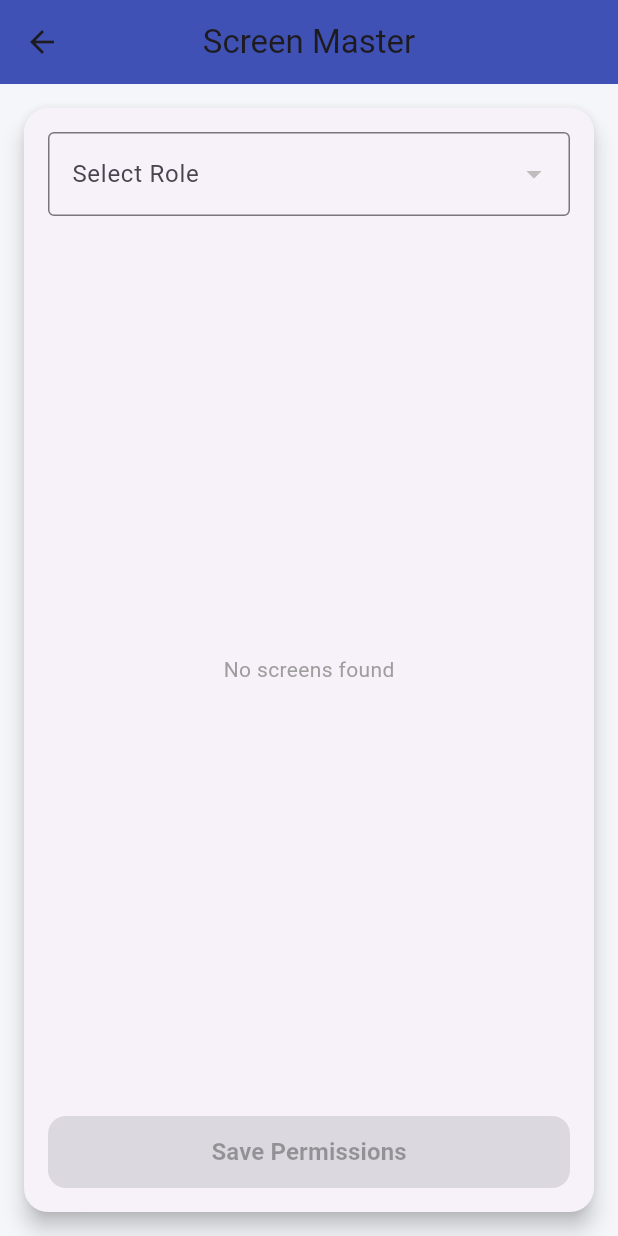
After one commit to LearnWithRehan/CMSAPPFLUTTER, a Flutter app: the ScreenMasterScreen screen opened directly, on a phone screen of 412 x 824 dp. The commit adds this screen. Run offline on Flutter 3.47's test engine with Material 3 defaults, Android fonts, the phone set to English and light mode, and no system bars; our stand-ins replace fl_chart, shared_preferences; accounts and stored records are empty; network calls fail; statements that could not run were skipped.

Commit message:
worikng screen master

```diff
--- /dev/null
+++ b/lib/models/RoleItemModel.dart
@@ -0,0 +1,16 @@
+class RoleItem {
+  final String roleId;
+  final String roleName;
+
+  RoleItem({required this.roleId, required this.roleName});
+
+  factory RoleItem.fromJson(Map<String, dynamic> json) {
+    return RoleItem(
+      roleId: json['role_id'].toString(),
+      roleName: json['role_name'] ?? '',
+    );
+  }
+
+  @override
+  String toString() => roleName;
+}
--- /dev/null
+++ b/lib/models/SavePermissionRequest.dart
@@ -0,0 +1,15 @@
+import 'ScreenPermissionModel.dart';
+
+class SavePermissionRequest {
+  final String plantCode;
+  final String roleId;
+  final List<ScreenPermissionModel> screens;
+
+  SavePermissionRequest(this.plantCode, this.roleId, this.screens);
+
+  Map<String, dynamic> toJson() => {
+    "plantCode": plantCode,
+    "roleId": roleId,
+    "screens": screens.map((e) => e.toJson()).toList(),
+  };
+}
--- /dev/null
+++ b/lib/models/ScreenMasterModel.dart
@@ -0,0 +1,18 @@
+class ScreenMasterModel {
+  final String screenId;
+  final String screenName;
+  bool isChecked;
+
+  ScreenMasterModel({
+    required this.screenId,
+    required this.screenName,
+    this.isChecked = false,
+  });
+
+  factory ScreenMasterModel.fromJson(Map<String, dynamic> json) {
+    return ScreenMasterModel(
+      screenId: json['screenId'].toString(),
+      screenName: json['screenName'].toString(),
+    );
+  }
+}
--- /dev/null
+++ b/lib/models/ScreenPermissionModel.dart
@@ -0,0 +1,11 @@
+class ScreenPermissionModel {
+  final String screenId;
+  final String screenName;
+
+  ScreenPermissionModel(this.screenId, this.screenName);
+
+  Map<String, dynamic> toJson() => {
+    "screenId": screenId,
+    "screenName": screenName,
+  };
+}
--- /dev/null
+++ b/lib/screens/screen_master_screen.dart
@@ -0,0 +1,218 @@
+import 'package:flutter/material.dart';
+import 'package:shared_preferences/shared_preferences.dart';
+
+import 'package:canemanagementsystem/core/api/api_service.dart';
+import '../models/RoleItem.dart';
+import '../models/ScreenMasterModel.dart';
+import '../models/ScreenPermissionModel.dart';
+import '../models/SavePermissionRequest.dart';
+
+class ScreenMasterScreen extends StatefulWidget {
+  const ScreenMasterScreen({super.key});
+
+  @override
+  State<ScreenMasterScreen> createState() => _ScreenMasterScreenState();
+}
+
+class _ScreenMasterScreenState extends State<ScreenMasterScreen> {
+  String plantCode = "";
+  int? selectedRoleId;
+
+
+  List<RoleItem> roleList = [];
+  List<ScreenMasterModel> screenList = [];
+
+  bool isLoading = false;
+
+  @override
+  void initState() {
+    super.initState();
+    _initData();
+  }
+
+  /// 🔹 Load plant code & roles
+  Future<void> _initData() async {
+    final sp = await SharedPreferences.getInstance();
+    plantCode = sp.getString("PLANT_CODE") ?? "";
+
+    roleList = await ApiService.getUserRoles(plantCode);
+
+    setState(() {});
+  }
+
+  /// 🔹 Load screens + permissions (ANDROID STYLE FLOW)
+  Future<void> _loadScreens(String roleId) async {
+    setState(() {
+      isLoading = true;
+      screenList.clear();
+    });
+
+    // 1️⃣ Load all screens
+    final screens = await ApiService.getScreenMaster(plantCode);
+
+    // 2️⃣ Load allowed screens for role
+    final allowedScreens =
+    await ApiService.getRoleScreenPermission(plantCode, roleId);
+
+    // 3️⃣ Apply permission
+    for (var s in screens) {
+      final id = int.tryParse(s.screenId);
+      s.isChecked = id != null && allowedScreens.contains(id);
+    }
+
+    setState(() {
+      screenList = screens;
+      isLoading = false;
+    });
+  }
+
+  /// 🔹 Save permission
+  Future<void> _savePermission() async {
+    final selectedScreens = screenList
+        .where((e) => e.isChecked)
+        .map(
+          (e) => ScreenPermissionModel(
+        e.screenId,
+        e.screenName,
+      ),
+    )
+        .toList();
+
+    if (selectedScreens.isEmpty) {
+      ScaffoldMessenger.of(context).showSnackBar(
+        const SnackBar(content: Text("Select at least one screen")),
+      );
+      return;
+    }
+
+    final msg = await ApiService.savePermission(
+      SavePermissionRequest(
+        plantCode,
+        selectedRoleId! as String,
+        selectedScreens,
+      ),
+    );
+
+    ScaffoldMessenger.of(context)
+        .showSnackBar(SnackBar(content: Text(msg)));
+  }
+
+  @override
+  Widget build(BuildContext context) {
+    return Scaffold(
+      backgroundColor: const Color(0xFFF5F6FA),
+      appBar: AppBar(
+        title: const Text("Screen Master"),
+        backgroundColor: Colors.indigo,
+        centerTitle: true,
+      ),
+      body: Center(
+        child: ConstrainedBox(
+          constraints: const BoxConstraints(maxWidth: 600),
+          child: Card(
+            margin: const EdgeInsets.all(16),
+            elevation: 6,
+            shape: RoundedRectangleBorder(
+              borderRadius: BorderRadius.circular(16),
+            ),
+            child: Padding(
+              padding: const EdgeInsets.all(16),
+              child: Column(
+                children: [
+                  /// 🔽 ROLE DROPDOWN
+                  DropdownButtonFormField<RoleItem>(
+                    decoration: const InputDecoration(
+                      labelText: "Select Role",
+                      border: OutlineInputBorder(),
+                    ),
+                    items: roleList
+                        .map(
+                          (role) => DropdownMenuItem<RoleItem>(
+                        value: role,
+                        child: Text(role.roleName),
+                      ),
+                    )
+                        .toList(),
+                      onChanged: (role) {
+                        selectedRoleId = role?.roleId;
+
+                        if (selectedRoleId != null) {
+                          _loadScreens(selectedRoleId!.toString());
+                        }
+                      }
+
+                  ),
+
+                  const SizedBox(height: 16),
+
+                  /// 📋 SCREEN LIST
+                  Expanded(
+                    child: isLoading
+                        ? const Center(
+                      child: CircularProgressIndicator(),
+                    )
+                        : screenList.isEmpty
+                        ? const Center(
+                      child: Text(
+                        "No screens found",
+                        style: TextStyle(color: Colors.grey),
+                      ),
+                    )
+                        : ListView.builder(
+                      itemCount: screenList.length,
+                      itemBuilder: (_, i) {
+                        final item = screenList[i];
+                        return Card(
+                          margin:
+                          const EdgeInsets.symmetric(vertical: 4),
+                          child: CheckboxListTile(
+                            title: Text(
+                              "${item.screenName} (${item.screenId})",
+                            ),
+                            value: item.isChecked,
+                            activeColor: Colors.indigo,
+                            onChanged: (v) {
+                              setState(() {
+                                item.isChecked = v ?? false;
+                              });
+                            },
+                          ),
+                        );
+                      },
+                    ),
+                  ),
+
+                  const SizedBox(height: 12),
+
+                  /// 💾 SAVE BUTTON
+                  SizedBox(
+                    width: double.infinity,
+                    height: 48,
+                    child: ElevatedButton(
+                      style: ElevatedButton.styleFrom(
+                        backgroundColor: Colors.indigo,
+                        foregroundColor: Colors.white,
+                        shape: RoundedRectangleBorder(
+                          borderRadius: BorderRadius.circular(12),
+                        ),
+                      ),
+                      onPressed:
+                      selectedRoleId == null ? null : _savePermission,
+                      child: const Text(
+                        "Save Permissions",
+                        style: TextStyle(
+                          fontSize: 16,
+                          fontWeight: FontWeight.w600,
+                        ),
+                      ),
+                    ),
+                  ),
+                ],
+              ),
+            ),
+          ),
+        ),
+      ),
+    );
+  }
+}
```
Also changed, not shown: lib/core/api/api_service.dart (+84 -0 lines), lib/screens/dashboard_screen.dart (+9 -1 lines).
